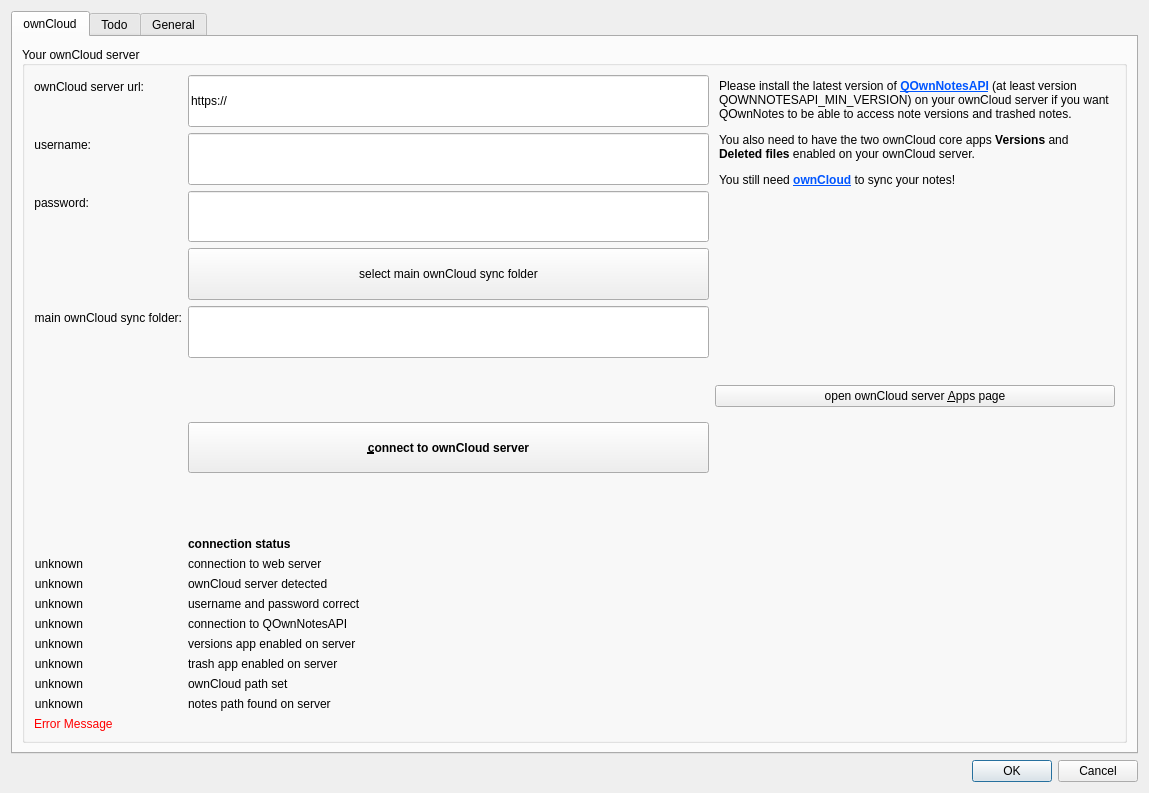
Before: the Qt Designer form src/settingsdialog.ui in pbek/QOwnNotes, drawn with Qt 5.
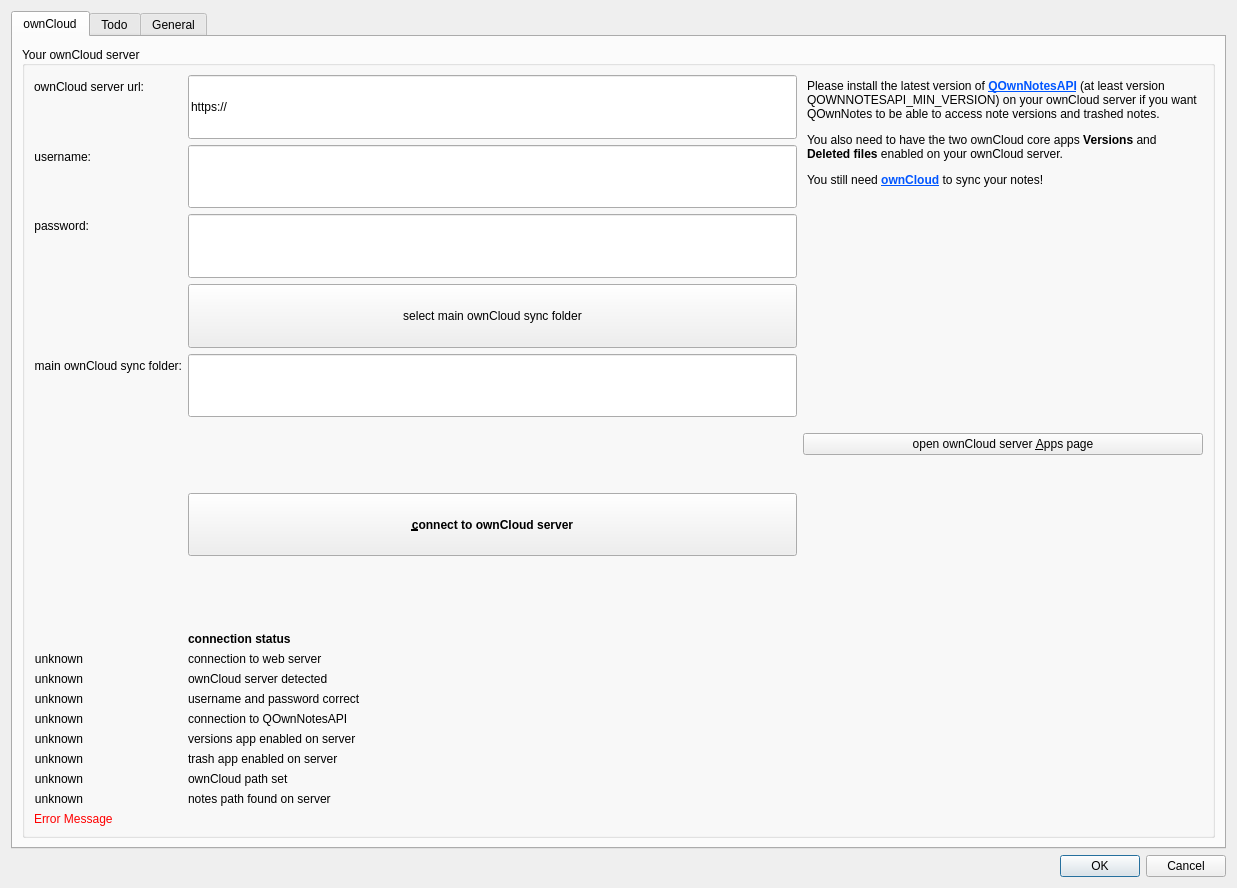
After: the same form once the commit is applied. The open tabs and pages were chosen to show the change. Icons and pictures are not drawn.

Commit message: the note path error messages in the settings dialog are a bit more verbose now

```diff
--- a/src/settingsdialog.ui
+++ b/src/settingsdialog.ui
@@ -6,8 +6,8 @@
    <rect>
     <x>0</x>
     <y>0</y>
-    <width>1149</width>
-    <height>793</height>
+    <width>1237</width>
+    <height>888</height>
    </rect>
   </property>
   <property name="windowTitle">
@@ -384,6 +384,9 @@
                 <property name="alignment">
                  <set>Qt::AlignRight|Qt::AlignTrailing|Qt::AlignVCenter</set>
                 </property>
+                <property name="wordWrap">
+                 <bool>true</bool>
+                </property>
                </widget>
               </item>
               <item row="17" column="1">
```
Left out of the diff: 2 changed lines with no effect on the pictures. The commit also changes 2 other files.
